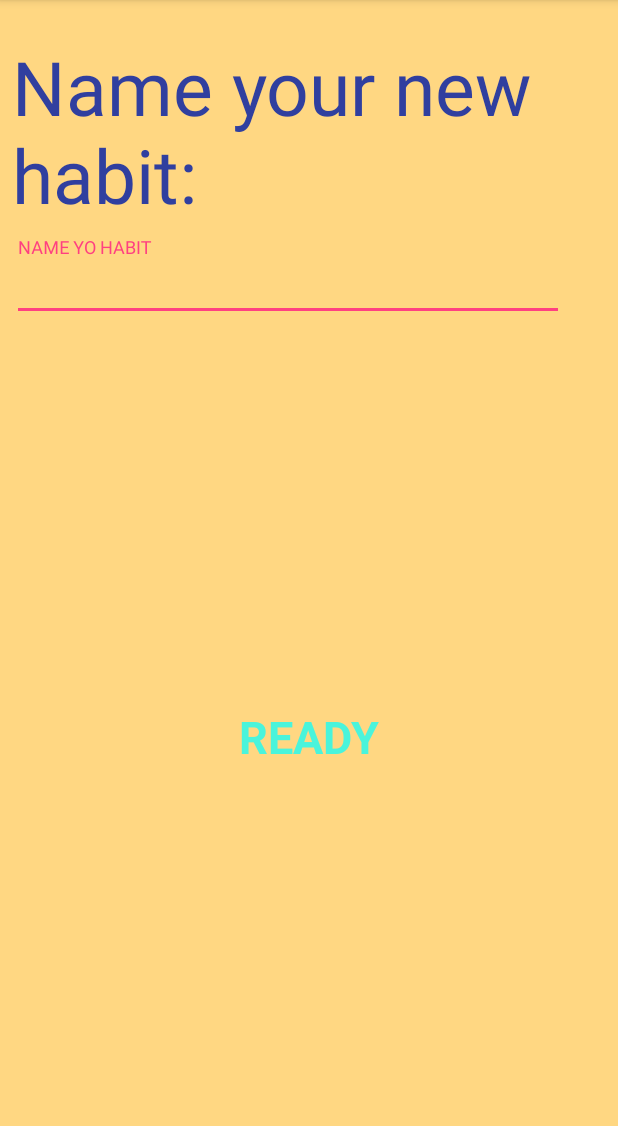
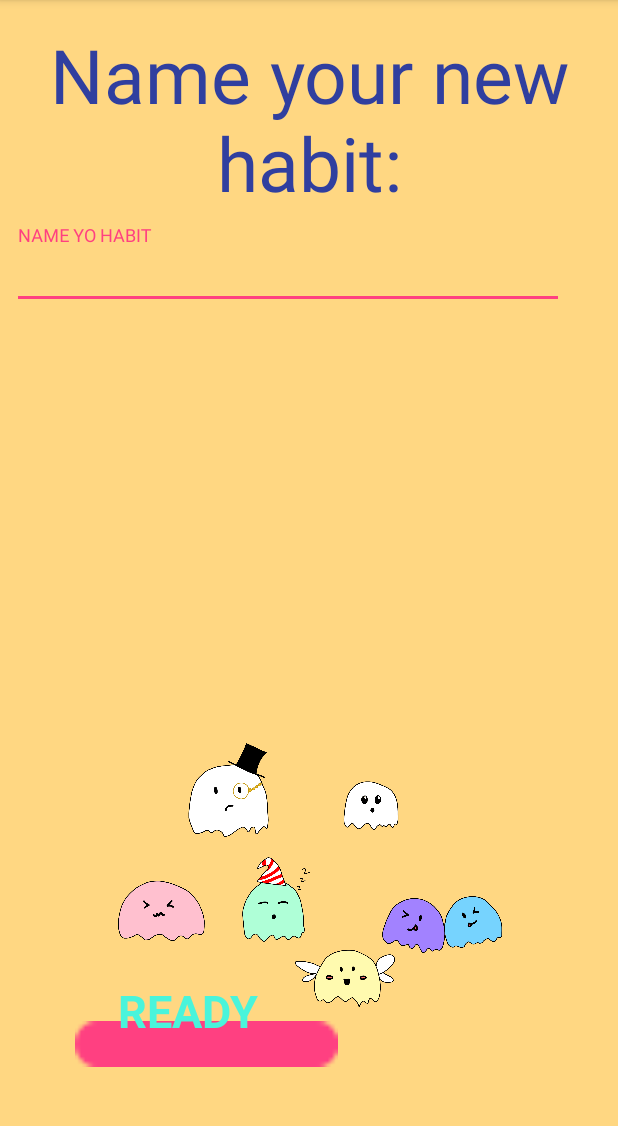
Before and after one commit to Alying/28-Days, an Android app: the SecondActivity screen opened directly, with no data from a screen before it, on a phone screen of 412 x 824 dp, the part 84-1210 px from its top. Run offline under Robolectric (Android 15) with nearby library versions, the phone set to English and light mode, and no system bars; Roboto replaces fonts that are not available here.

Commit message:
Put image & label in second page.

```diff
--- a/app/src/main/res/layout/activity_second.xml
+++ b/app/src/main/res/layout/activity_second.xml
@@ -15,13 +15,15 @@
         android:layout_marginLeft="24dp"
         android:layout_marginRight="24dp"
         android:layout_marginStart="8dp"
-        android:layout_marginTop="24dp"
+        android:layout_marginTop="16dp"
+        android:gravity="center"
         android:text="@string/name_habit"
         android:textColor="@color/colorPrimaryDark"
         android:textSize="50sp"
         android:typeface="normal"
         app:fontFamily="@font/oxygen_bold"
         app:layout_constraintEnd_toEndOf="parent"
+        app:layout_constraintHorizontal_bias="0.0"
         app:layout_constraintStart_toStartOf="parent"
         app:layout_constraintTop_toTopOf="parent" />
 
@@ -46,6 +48,46 @@
             android:hint="NAME YO HABIT" />
     </android.support.design.widget.TextInputLayout>
 
+    <RelativeLayout xmlns:android="http://schemas.android.com/apk/res/android"
+        android:layout_width="314dp"
+        android:layout_height="306dp"
+        android:layout_marginBottom="8dp"
+        android:layout_marginEnd="8dp"
+        android:layout_marginLeft="8dp"
+        android:layout_marginRight="8dp"
+        android:layout_marginStart="8dp"
+        android:layout_marginTop="8dp"
+        android:orientation="vertical"
+        app:layout_constraintBottom_toBottomOf="parent"
+        app:layout_constraintEnd_toEndOf="parent"
+        app:layout_constraintHorizontal_bias="0.51"
+        app:layout_constraintStart_toStartOf="parent"
+        app:layout_constraintTop_toTopOf="parent"
+        app:layout_constraintVertical_bias="0.966"
+        tools:ignore="MissingConstraints">
+
+        <ImageView
+            android:id="@+id/imageView2"
+            android:layout_width="match_parent"
+            android:layout_height="298dp"
+            app:srcCompat="@drawable/ghosts"
+            tools:layout_editor_absoluteX="16dp"
+            tools:layout_editor_absoluteY="234dp" />
+
+        <ImageView
+            android:id="@+id/imageView3"
+            android:layout_width="175dp"
+            android:layout_height="81dp"
+            android:layout_alignBottom="@+id/imageView2"
+            android:adjustViewBounds="false"
+            android:tint="@color/colorAccent"
+            app:srcCompat="@android:drawable/button_onoff_indicator_on"
+            tools:layout_editor_absoluteX="113dp"
+            tools:layout_editor_absoluteY="350dp" />
+
+
+    </RelativeLayout>
+
     <Button
         android:id="@+id/ready_button"
         style="?android:attr/borderlessButtonStyle"
@@ -55,10 +97,10 @@
         android:layout_marginEnd="8dp"
         android:layout_marginLeft="24dp"
         android:layout_marginRight="24dp"
+        android:layout_marginStart="8dp"
+
+        android:layout_marginTop="8dp"
         android:onClick="ready"
-
-        android:layout_marginStart="8dp"
-        android:layout_marginTop="8dp"
         android:text="READY"
         android:textColor="#4af4db"
         android:textSize="30sp"
@@ -67,7 +109,9 @@
         android:typeface="sans"
         app:layout_constraintBottom_toBottomOf="parent"
         app:layout_constraintEnd_toEndOf="parent"
+        app:layout_constraintHorizontal_bias="0.212"
         app:layout_constraintStart_toStartOf="parent"
-        app:layout_constraintTop_toBottomOf="@+id/textInputLayout" />
+        app:layout_constraintTop_toBottomOf="@+id/textInputLayout"
+        app:layout_constraintVertical_bias="0.884" />
 
 </android.support.constraint.ConstraintLayout>
```
Also changed, not shown: app/src/main/res/drawable-hdpi/ghosts.png (added).
